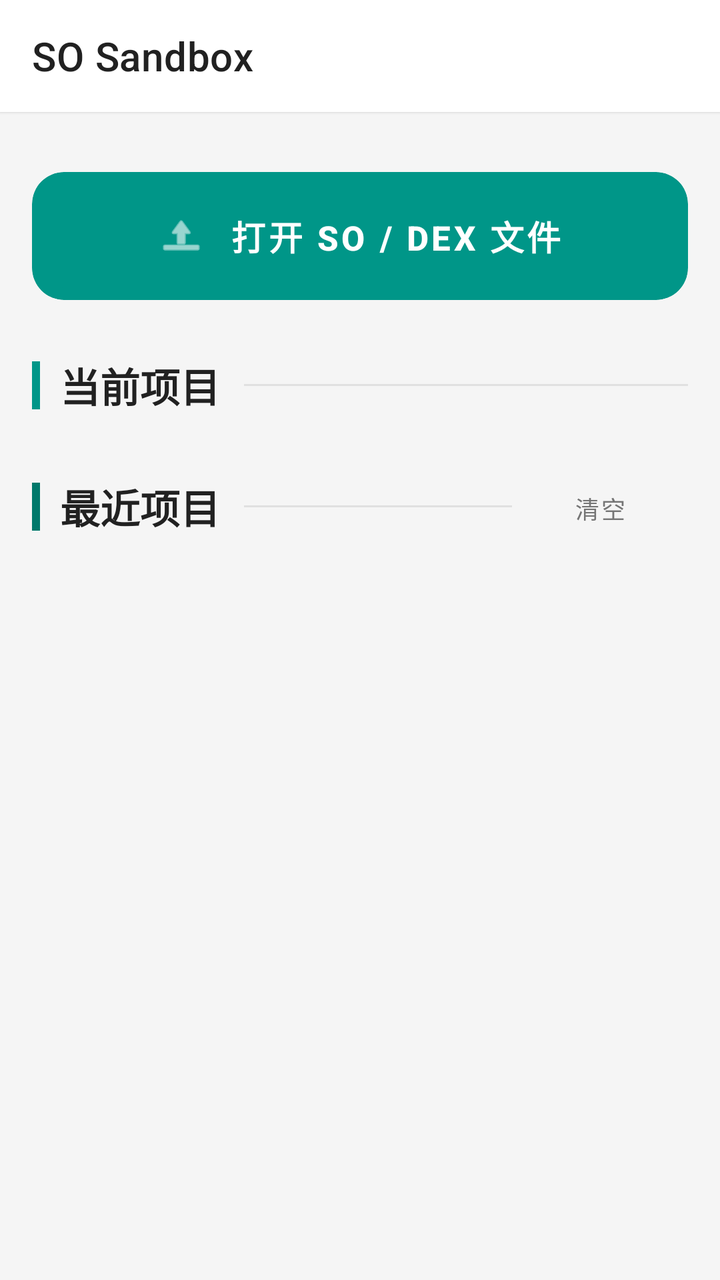
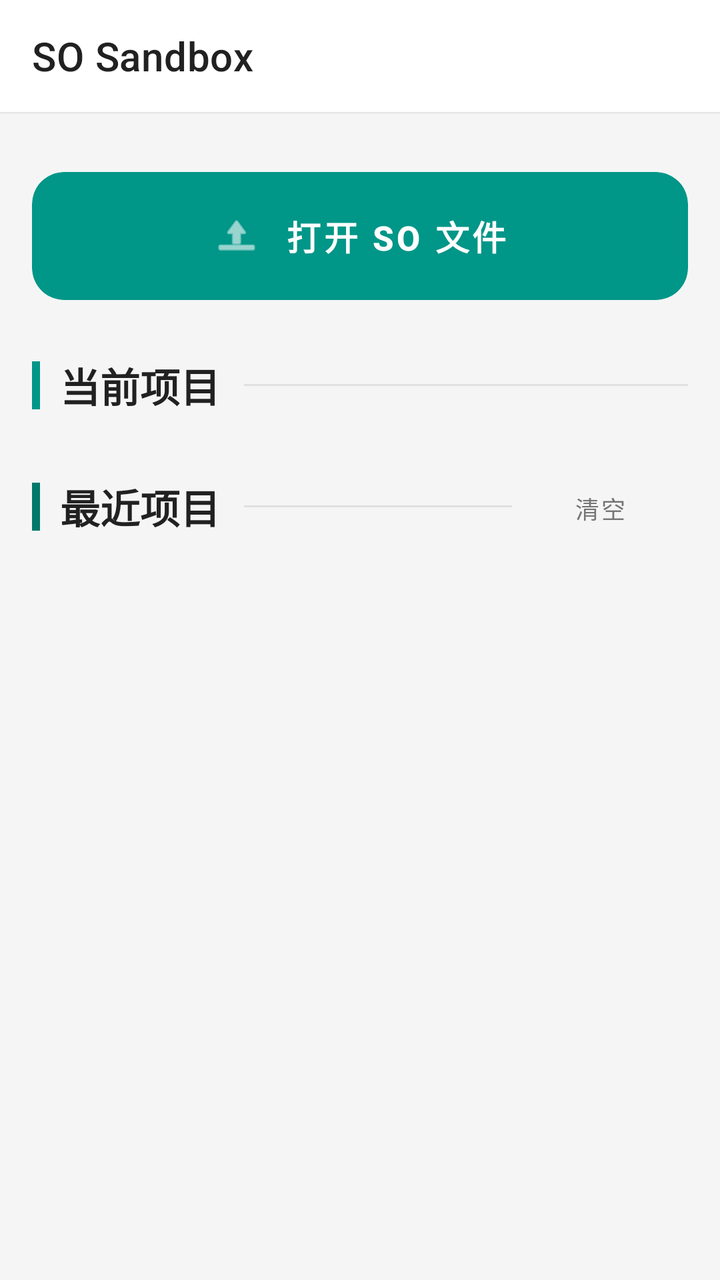

An Android layout rendered at two revisions. The XML below is the earlier revision; the diff shows what the commit changed to produce the second picture.
<!-- AndroidManifest.xml: application theme Theme.Native -->
<!-- res/layout/activity_main.xml -->
<?xml version="1.0" encoding="utf-8"?>
<LinearLayout xmlns:android="http://schemas.android.com/apk/res/android"
    xmlns:app="http://schemas.android.com/apk/res-auto"
    android:layout_width="match_parent"
    android:layout_height="match_parent"
    android:orientation="vertical"
    android:background="@color/bg_dark"
    android:fitsSystemWindows="true">

    <com.google.android.material.appbar.MaterialToolbar
        android:id="@+id/toolbar"
        android:layout_width="match_parent"
        android:layout_height="?attr/actionBarSize"
        android:background="@color/toolbar_bg"
        android:elevation="1dp"
        app:title="SO Sandbox"
        app:titleTextColor="@color/text_primary" />

    <ScrollView
        android:layout_width="match_parent"
        android:layout_height="0dp"
        android:layout_weight="1"
        android:fillViewport="true"
        android:clipToPadding="false">

        <LinearLayout
            android:layout_width="match_parent"
            android:layout_height="wrap_content"
            android:orientation="vertical"
            android:paddingStart="16dp"
            android:paddingEnd="16dp"
            android:paddingTop="10dp"
            android:paddingBottom="20dp">

            
            <androidx.cardview.widget.CardView
                android:layout_width="match_parent"
                android:layout_height="wrap_content"
                android:layout_marginTop="20dp"
                app:cardCornerRadius="16dp"
                app:cardElevation="0dp"
                app:cardBackgroundColor="@color/accent">

                <com.google.android.material.button.MaterialButton
                    android:id="@+id/btn_select_so"
                    android:layout_width="match_parent"
                    android:layout_height="64dp"
                    android:text="打开 SO / DEX 文件"
                    android:textAllCaps="false"
                    android:textSize="17sp"
                    android:textStyle="bold"
                    android:textColor="@color/white"
                    app:backgroundTint="@color/accent"
                    app:cornerRadius="16dp"
                    app:icon="@android:drawable/ic_menu_upload"
                    app:iconTint="@color/white"
                    app:iconPadding="12dp"
                    app:iconGravity="textStart"
                    app:iconSize="24dp"
                    style="@style/Widget.MaterialComponents.Button.UnelevatedButton" />
            </androidx.cardview.widget.CardView>

            
            <LinearLayout
                android:layout_width="match_parent"
                android:layout_height="wrap_content"
                android:layout_marginTop="28dp"
                android:orientation="horizontal"
                android:gravity="center_vertical">

                <View
                    android:layout_width="4dp"
                    android:layout_height="24dp"
                    android:background="@color/accent"
                    android:layout_marginEnd="10dp" />

                <TextView
                    android:layout_width="wrap_content"
                    android:layout_height="wrap_content"
                    android:text="当前项目"
                    android:textStyle="bold"
                    android:textSize="20sp"
                    android:textColor="@color/text_primary" />

                <View
                    android:layout_width="0dp"
                    android:layout_height="1dp"
                    android:layout_weight="1"
                    android:layout_marginStart="12dp"
                    android:background="@color/divider" />
            </LinearLayout>

            <androidx.cardview.widget.CardView
                android:id="@+id/card_status"
                android:layout_width="match_parent"
                android:layout_height="wrap_content"
                android:layout_marginTop="12dp"
                android:visibility="gone"
                app:cardBackgroundColor="@color/bg_card"
                app:cardCornerRadius="16dp"
                app:cardElevation="0dp">

                <LinearLayout
                    android:layout_width="match_parent"
                    android:layout_height="wrap_content"
                    android:orientation="vertical"
                    android:paddingStart="16dp"
                    android:paddingEnd="16dp"
                    android:paddingTop="16dp"
                    android:paddingBottom="16dp">

                    
                    <LinearLayout
                        android:layout_width="match_parent"
                        android:layout_height="wrap_content"
                        android:orientation="horizontal">

                        <View
                            android:layout_width="3dp"
                            android:layout_height="match_parent"
                            android:background="@color/accent"
                            android:layout_marginEnd="12dp" />

                        <LinearLayout
                            android:layout_width="match_parent"
                            android:layout_height="wrap_content"
                            android:orientation="vertical">

                            
                            <TextView
                                android:id="@+id/tv_so_name"
                                android:layout_width="match_parent"
                                android:layout_height="wrap_content"
                                android:textColor="@color/text_primary"
                                android:textSize="17sp"
                                android:textStyle="bold" />

                            
                            <TextView
                                android:id="@+id/tv_base_addr"
                                android:layout_width="match_parent"
                                android:layout_height="wrap_content"
                                android:layout_marginTop="6dp"
                                android:textColor="@color/text_secondary"
                                android:textSize="12sp"
                                android:fontFamily="monospace" />

                            <TextView
                                android:id="@+id/tv_func_count"
                                android:layout_width="match_parent"
                                android:layout_height="wrap_content"
                                android:layout_marginTop="2dp"
                                android:textColor="@color/text_secondary"
                                android:textSize="12sp" />

                        </LinearLayout>
                    </LinearLayout>

                    
                    <LinearLayout
                        android:layout_width="match_parent"
                        android:layout_height="wrap_content"
                        android:orientation="vertical"
                        android:layout_marginTop="16dp">

                        
                        <com.google.android.material.button.MaterialButton
                            android:id="@+id/btn_view_functions"
                            android:layout_width="match_parent"
                            android:layout_height="48dp"
                            android:text="函数列表"
                            android:textAllCaps="false"
                            android:textStyle="bold"
                            android:textSize="15sp"
                            android:textColor="@color/white"
                            app:backgroundTint="@color/accent"
                            app:cornerRadius="24dp"
                            style="@style/Widget.MaterialComponents.Button.UnelevatedButton" />

                        
                        <LinearLayout
                            android:layout_width="match_parent"
                            android:layout_height="wrap_content"
                            android:orientation="horizontal"
                            android:layout_marginTop="12dp">

                            <com.google.android.material.button.MaterialButton
                                android:id="@+id/btn_view_strings"
                                android:layout_width="0dp"
                                android:layout_height="48dp"
                                android:layout_weight="1"
                                android:layout_marginEnd="8dp"
                                android:text="字符串"
                                android:textAllCaps="false"
                                android:textSize="13sp"
                                android:textStyle="bold"
                                android:textColor="@color/accent"
                                app:cornerRadius="12dp"
                                app:backgroundTint="@color/main_open_btn_bg"
                                app:strokeColor="@color/accent_light"
                                app:strokeWidth="1dp"
                                style="@style/Widget.MaterialComponents.Button.UnelevatedButton" />

                            <com.google.android.material.button.MaterialButton
                                android:id="@+id/btn_view_plt"
                                android:layout_width="0dp"
                                android:layout_height="48dp"
                                android:layout_weight="1"
                                android:layout_marginStart="4dp"
                                android:layout_marginEnd="4dp"
                                android:text="PLT"
                                android:textAllCaps="false"
                                android:textSize="13sp"
                                android:textStyle="bold"
                                android:textColor="@color/accent"
                                app:cornerRadius="12dp"
                                app:backgroundTint="@color/main_open_btn_bg"
                                app:strokeColor="@color/accent_light"
                                app:strokeWidth="1dp"
                                style="@style/Widget.MaterialComponents.Button.UnelevatedButton" />

                            <com.google.android.material.button.MaterialButton
                                android:id="@+id/btn_register_natives"
                                android:layout_width="0dp"
                                android:layout_height="48dp"
                                android:layout_weight="1"
                                android:layout_marginStart="8dp"
                                android:text="注册表"
                                android:textAllCaps="false"
                                android:textSize="13sp"
                                android:textStyle="bold"
                                android:textColor="@color/accent"
                                app:cornerRadius="12dp"
                                app:backgroundTint="@color/main_open_btn_bg"
                                app:strokeColor="@color/accent_light"
                                app:strokeWidth="1dp"
                                style="@style/Widget.MaterialComponents.Button.UnelevatedButton" />

                        </LinearLayout>

                    </LinearLayout>

                </LinearLayout>
            </androidx.cardview.widget.CardView>

            
            <LinearLayout
                android:layout_width="match_parent"
                android:layout_height="wrap_content"
                android:layout_marginTop="28dp"
                android:orientation="horizontal"
                android:gravity="center_vertical">

                <View
                    android:layout_width="4dp"
                    android:layout_height="24dp"
                    android:background="@color/accent_variant"
                    android:layout_marginEnd="10dp" />

                <TextView
                    android:layout_width="wrap_content"
                    android:layout_height="wrap_content"
                    android:text="最近项目"
                    android:textStyle="bold"
                    android:textSize="20sp"
                    android:textColor="@color/text_primary" />

                <View
                    android:layout_width="0dp"
                    android:layout_height="1dp"
                    android:layout_weight="1"
                    android:layout_marginStart="12dp"
                    android:background="@color/divider" />

                <com.google.android.material.button.MaterialButton
                    android:id="@+id/tv_clear"
                    android:layout_width="wrap_content"
                    android:layout_height="36dp"
                    android:text="清空"
                    android:textAllCaps="false"
                    android:textSize="12sp"
                    android:textColor="@color/text_secondary"
                    app:backgroundTint="@android:color/transparent"
                    style="@style/Widget.MaterialComponents.Button.TextButton" />
            </LinearLayout>

            <androidx.recyclerview.widget.RecyclerView
                android:id="@+id/rv_recent_projects"
                android:layout_width="match_parent"
                android:layout_height="wrap_content"
                android:layout_marginTop="12dp" />

            <ProgressBar
                android:id="@+id/progress_bar"
                android:layout_width="28dp"
                android:layout_height="28dp"
                android:layout_marginTop="10dp"
                android:visibility="gone"
                android:indeterminateTint="@color/main_accent" />

            <TextView
                android:id="@+id/tv_error"
                android:layout_width="match_parent"
                android:layout_height="wrap_content"
                android:layout_marginTop="8dp"
                android:textColor="@color/red_error"
                android:textSize="13sp"
                android:visibility="gone" />

        </LinearLayout>
    </ScrollView>

</LinearLayout>
<!-- resources referenced by this layout -->
<resources>
  <color name="accent">#FF009688</color>
  <color name="accent_light">#FF4DB6AC</color>
  <color name="accent_variant">#FF00796B</color>
  <color name="bg_card">#FFFFFFFF</color>
  <color name="bg_dark">#FFF5F5F5</color>
  <color name="divider">#FFE0E0E0</color>
  <color name="main_accent">#FF00B8E6</color>
  <color name="main_open_btn_bg">#FFEAF7FF</color>
  <color name="red_error">#FFEF5350</color>
  <color name="text_primary">#FF212121</color>
  <color name="text_secondary">#FF757575</color>
  <color name="toolbar_bg">#FFFFFFFF</color>
  <color name="white">#FFFFFFFF</color>
  <style name="Theme.Native" parent="Theme.MaterialComponents.DayNight.NoActionBar">
          <item name="colorPrimary">@color/accent</item>
          <item name="colorPrimaryVariant">@color/accent_variant</item>
          <item name="colorOnPrimary">@color/white</item>
          <item name="colorSecondary">@color/accent</item>
          <item name="colorSecondaryVariant">@color/accent_variant</item>
          <item name="colorOnSecondary">@color/white</item>
          
          <item name="colorSurface">@color/bg_card</item>
          <item name="colorOnSurface">@color/text_primary</item>
          <item name="colorSurfaceVariant">@color/bg_surface</item>
          <item name="colorOnSurfaceVariant">@color/text_secondary</item>
          
          <item name="android:statusBarColor">@color/toolbar_bg</item>
          <item name="android:navigationBarColor">@color/bg_dark</item>
          <item name="android:windowBackground">@color/bg_dark</item>
          <item name="android:windowLightStatusBar">true</item>
          
          <item name="android:fitsSystemWindows">true</item>
      </style>
  <color name="bg_surface">#FFEEEEEE</color>
</resources>

<!-- the commit's change to res/layout/activity_main.xml (unified diff, before → after) -->
@@ -45,7 +45,7 @@
                     android:id="@+id/btn_select_so"
                     android:layout_width="match_parent"
                     android:layout_height="64dp"
-                    android:text="打开 SO / DEX 文件"
+                    android:text="打开 SO 文件"
                     android:textAllCaps="false"
                     android:textSize="17sp"
                     android:textStyle="bold"
